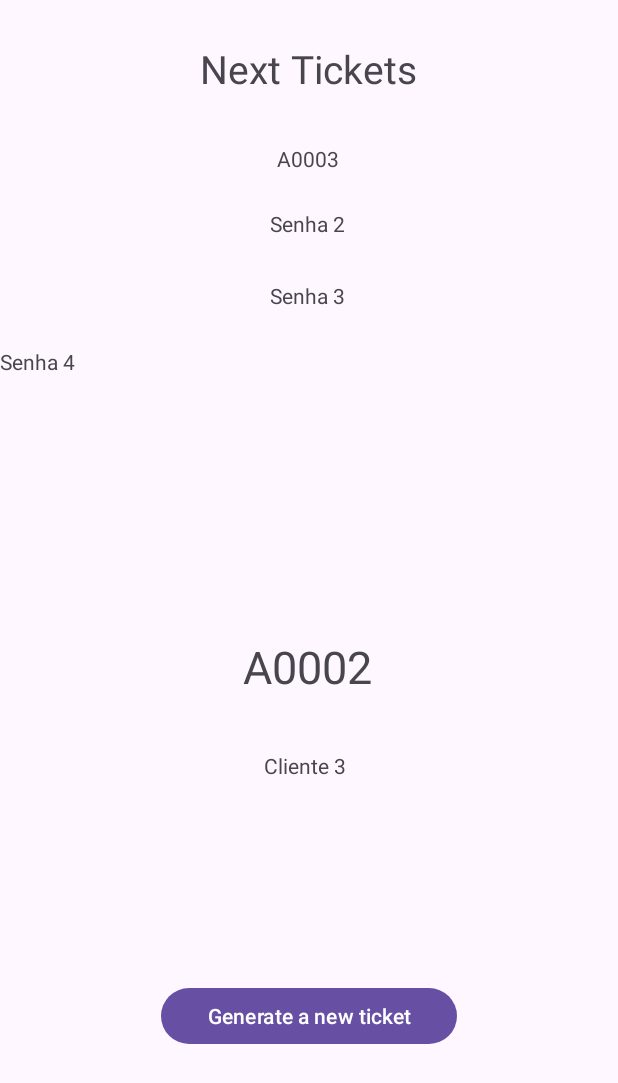
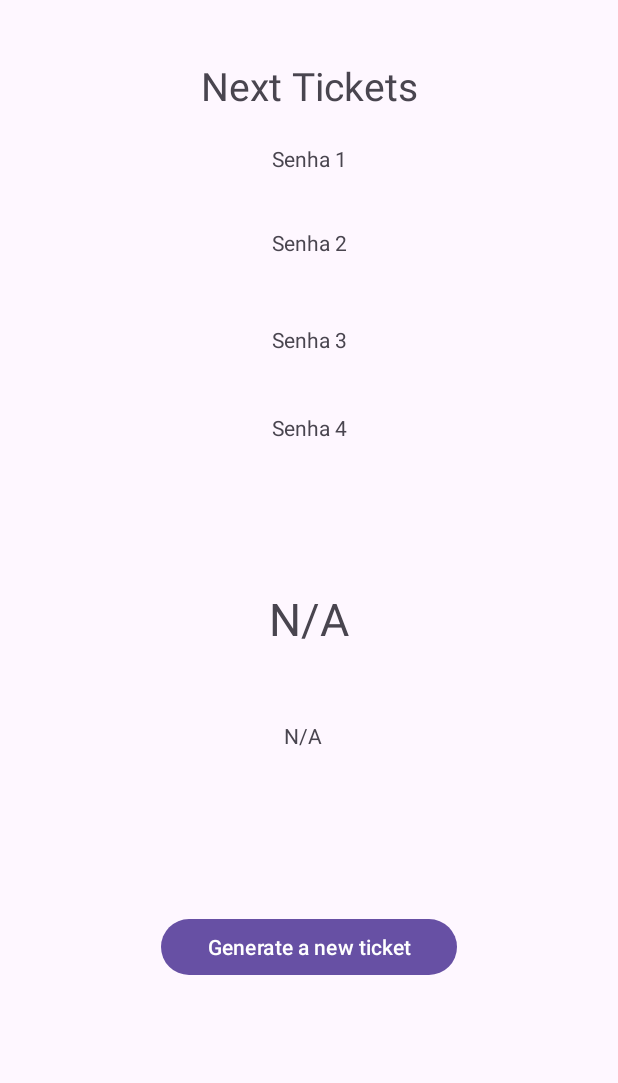
Before and after one commit to Argao/GeradorDeSenha, an Android app: the TelaFilaActivity screen opened directly, with no data from a screen before it, on a phone screen of 412 x 824 dp. Shown: the top 1083 px of the screen. Run offline under Robolectric (Android 15) with nearby library versions, the phone set to English and light mode, and no system bars.

Commit message:
eita kkkkk

```diff
--- a/app/src/main/java/com/example/geradordesenha/SenhaGeradaActivity.java
+++ b/app/src/main/java/com/example/geradordesenha/SenhaGeradaActivity.java
@@ -31,7 +31,7 @@ public class SenhaGeradaActivity extends AppCompatActivity {
             return insets;
         });
 
-        popularFilaComClientes();
+//        popularFilaComClientes();
 
         senhaText = (TextView) findViewById(R.id.show_senha);
         prioridadeTxt = (TextView) findViewById(R.id.show_prioridade);
@@ -58,23 +58,23 @@ public class SenhaGeradaActivity extends AppCompatActivity {
         startActivity(intent);
     }
 
-    private  void popularFilaComClientes() {
-
-        if (Fila.getUltimoCliente() == null){
-            Cliente cliente1 = new Cliente("Cliente 1", LocalDate.of(1990, 1, 1));
-            Cliente cliente2 = new Cliente("Cliente 2", LocalDate.of(1960, 2, 2));
-            Cliente cliente3 = new Cliente("Cliente 3", LocalDate.of(2000, 3, 3));
-            Cliente cliente4 = new Cliente("Cliente 4", LocalDate.of(2010, 4, 4));
-            Cliente cliente5 = new Cliente("Cliente 5", LocalDate.of(1950, 5, 5));
-
-            Fila.adicionarNaFila(cliente1);
-            Fila.adicionarNaFila(cliente2);
-            Fila.adicionarNaFila(cliente3);
-            Fila.adicionarNaFila(cliente4);
-            Fila.adicionarNaFila(cliente5);
-        }
-
-    }
+//    private  void popularFilaComClientes() {
+//
+//        if (Fila.getUltimoCliente() == null){
+//            Cliente cliente1 = new Cliente("Cliente 1", LocalDate.of(1990, 1, 1));
+//            Cliente cliente2 = new Cliente("Cliente 2", LocalDate.of(1960, 2, 2));
+//            Cliente cliente3 = new Cliente("Cliente 3", LocalDate.of(2000, 3, 3));
+//            Cliente cliente4 = new Cliente("Cliente 4", LocalDate.of(2010, 4, 4));
+//            Cliente cliente5 = new Cliente("Cliente 5", LocalDate.of(1950, 5, 5));
+//
+//            Fila.adicionarNaFila(cliente1);
+//            Fila.adicionarNaFila(cliente2);
+//            Fila.adicionarNaFila(cliente3);
+//            Fila.adicionarNaFila(cliente4);
+//            Fila.adicionarNaFila(cliente5);
+//        }
+//
+//    }
 
 
 
--- a/app/src/main/res/layout/activity_tela_fila.xml
+++ b/app/src/main/res/layout/activity_tela_fila.xml
@@ -11,88 +11,91 @@
         android:id="@+id/senha_atual"
         android:layout_width="wrap_content"
         android:layout_height="wrap_content"
-        android:layout_marginBottom="36dp"
         android:text="Senha Atual"
         android:textSize="30sp"
-        app:layout_constraintBottom_toTopOf="@+id/nome_atual"
+        app:layout_constraintBottom_toBottomOf="parent"
         app:layout_constraintEnd_toEndOf="parent"
-        app:layout_constraintHorizontal_bias="0.497"
-        app:layout_constraintStart_toStartOf="parent" />
+        app:layout_constraintStart_toStartOf="parent"
+        app:layout_constraintTop_toTopOf="parent" />
 
     <TextView
         android:id="@+id/nome_atual"
         android:layout_width="115dp"
         android:layout_height="18dp"
-        android:layout_marginBottom="136dp"
         android:text="Nome da Pessoa"
-        app:layout_constraintBottom_toTopOf="@+id/button3"
+        app:layout_constraintBottom_toBottomOf="parent"
         app:layout_constraintEnd_toEndOf="parent"
-        app:layout_constraintHorizontal_bias="0.594"
-        app:layout_constraintStart_toStartOf="parent" />
+        app:layout_constraintHorizontal_bias="0.638"
+        app:layout_constraintStart_toStartOf="parent"
+        app:layout_constraintTop_toTopOf="parent"
+        app:layout_constraintVertical_bias="0.596" />
 
     <TextView
         android:id="@+id/fila4"
         android:layout_width="wrap_content"
         android:layout_height="wrap_content"
-        android:layout_marginTop="44dp"
         android:text="Senha 4"
-        app:layout_constraintTop_toTopOf="@+id/fila3"
-        tools:layout_editor_absoluteX="104dp" />
+        app:layout_constraintBottom_toBottomOf="parent"
+        app:layout_constraintEnd_toEndOf="parent"
+        app:layout_constraintStart_toStartOf="parent"
+        app:layout_constraintTop_toTopOf="parent"
+        app:layout_constraintVertical_bias="0.342" />
 
     <TextView
         android:id="@+id/fila3"
         android:layout_width="wrap_content"
         android:layout_height="wrap_content"
-        android:layout_marginTop="48dp"
         android:text="Senha 3"
+        app:layout_constraintBottom_toBottomOf="parent"
         app:layout_constraintEnd_toEndOf="parent"
-        app:layout_constraintHorizontal_bias="0.498"
         app:layout_constraintStart_toStartOf="parent"
-        app:layout_constraintTop_toTopOf="@+id/fila2" />
+        app:layout_constraintTop_toTopOf="parent"
+        app:layout_constraintVertical_bias="0.269" />
 
     <TextView
         android:id="@+id/fila2"
-        android:layout_width="59dp"
-        android:layout_height="19dp"
-        android:layout_marginTop="24dp"
+        android:layout_width="wrap_content"
+        android:layout_height="wrap_content"
         android:text="Senha 2"
+        app:layout_constraintBottom_toBottomOf="parent"
         app:layout_constraintEnd_toEndOf="parent"
-        app:layout_constraintHorizontal_bias="0.511"
         app:layout_constraintStart_toStartOf="parent"
-        app:layout_constraintTop_toBottomOf="@+id/fila1" />
+        app:layout_constraintTop_toTopOf="parent"
+        app:layout_constraintVertical_bias="0.189" />
 
     <TextView
         android:id="@+id/fila1"
         android:layout_width="wrap_content"
         android:layout_height="wrap_content"
-        android:layout_marginTop="68dp"
         android:text="Senha 1"
+        app:layout_constraintBottom_toBottomOf="parent"
         app:layout_constraintEnd_toEndOf="parent"
-        app:layout_constraintHorizontal_bias="0.498"
         app:layout_constraintStart_toStartOf="parent"
-        app:layout_constraintTop_toTopOf="@+id/textView8" />
+        app:layout_constraintTop_toTopOf="parent"
+        app:layout_constraintVertical_bias="0.119" />
 
     <TextView
         android:id="@+id/textView8"
         android:layout_width="wrap_content"
         android:layout_height="wrap_content"
-        android:layout_marginTop="28dp"
         android:text="@string/txt_proximas_senhas"
         android:textSize="26sp"
+        app:layout_constraintBottom_toBottomOf="parent"
         app:layout_constraintEnd_toEndOf="parent"
-        app:layout_constraintHorizontal_bias="0.498"
         app:layout_constraintStart_toStartOf="parent"
-        app:layout_constraintTop_toTopOf="parent" />
+        app:layout_constraintTop_toTopOf="parent"
+        app:layout_constraintVertical_bias="0.05" />
 
     <Button
         android:id="@+id/button3"
         android:layout_width="197dp"
         android:layout_height="45dp"
-        android:layout_marginBottom="124dp"
         android:onClick="voltarTelaInicial"
         android:text="@string/btn_gerar_outra_senha"
         app:layout_constraintBottom_toBottomOf="parent"
         app:layout_constraintEnd_toEndOf="parent"
-        app:layout_constraintStart_toStartOf="parent" />
+        app:layout_constraintStart_toStartOf="parent"
+        app:layout_constraintTop_toTopOf="parent"
+        app:layout_constraintVertical_bias="0.782" />
 
 </androidx.constraintlayout.widget.ConstraintLayout>
```
